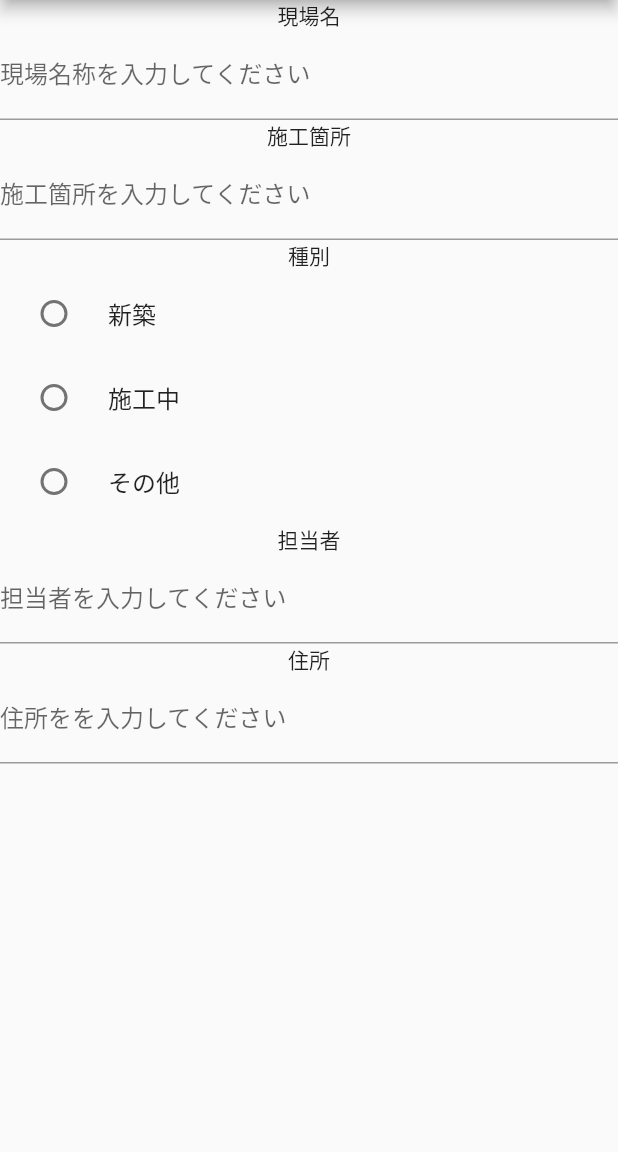
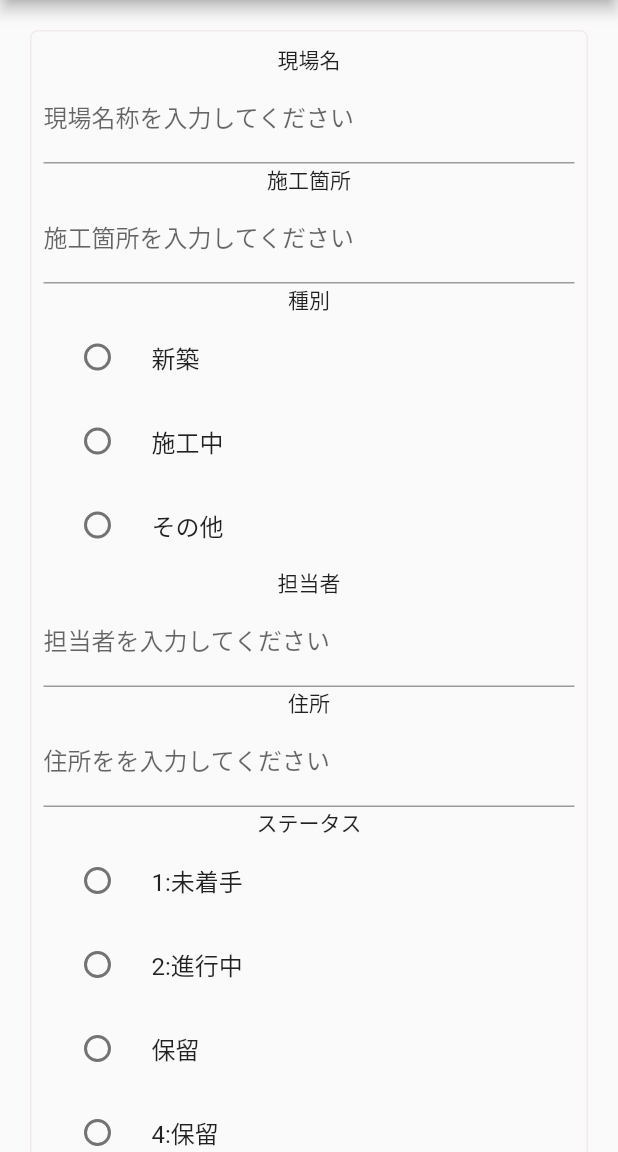
Before and after one commit to fs200817-gotou-kei/flutter, a Flutter app: the CreateWorkSite screen opened directly, on a phone screen of 412 x 824 dp, the part 84-1236 px from its top. Run offline on Flutter 3.47's test engine with Material 2 defaults, Android fonts, the phone set to English and light mode, and no system bars; our stand-ins replace logger; network calls fail.

Commit message:
2022/12/07 朝の部終了

```diff
--- a/untitled2/lib/src/ui/component/work_site_form.dart
+++ b/untitled2/lib/src/ui/component/work_site_form.dart
@@ -1,4 +1,5 @@
 import 'package:flutter/material.dart';
+import 'package:intl/intl.dart';
 import 'package:untitled2/src/constant/app_constants.dart';
 
 class WorkSiteForm extends StatefulWidget {
@@ -10,54 +11,113 @@ class WorkSiteForm extends StatefulWidget {
 
 class _WorkSiteFormState extends State<WorkSiteForm> {
   final _formKey = GlobalKey<FormState>();
+  // TODO: textfieldのcontrollerってここで管理するの微妙な気がする
   String _type = "";
+  String _status = "";
+  TextEditingController _startAt = TextEditingController();
 
-  void _handleRadio(String? e) => setState(() {
+  void _handleTypeRadio(String? e) => setState(() {
         _type = e!;
+      });
+  void _handleStatusRadio(String? e) => setState(() {
+        _status = e!;
       });
 
   @override
   Widget build(BuildContext context) {
-    return Form(
+    return SingleChildScrollView(
+      child: Container(
+        margin: EdgeInsets.all(20),
+        padding: EdgeInsets.all(8),
+        decoration: BoxDecoration(
+            border: Border.all(color: Color.fromARGB(255, 240, 234, 234)),
+            borderRadius: BorderRadius.circular(5)),
+        child: Form(
           key: _formKey,
           child: Column(children: [
-        Text(AppConstants.JA_NAME),
+            const Text(AppConstants.JA_NAME),
             TextFormField(
               decoration:
                   const InputDecoration(labelText: AppConstants.NAME_HINT_TEXT),
             ),
-        Text(AppConstants.JA_SUB_NAME),
+            const Text(AppConstants.JA_SUB_NAME),
             TextFormField(
-          decoration:
-              const InputDecoration(labelText: AppConstants.SUB_NAME_HINT_TEXT),
+              decoration: const InputDecoration(
+                  labelText: AppConstants.SUB_NAME_HINT_TEXT),
             ),
-        Text(AppConstants.JA_TYPE),
+            const Text(AppConstants.JA_TYPE),
             RadioListTile(
-            title: Text("新築"),
+                // TODO: ↓の値はdbの設計をリレーションとしたタイミングでdbの値をとるようにするから今はべた書きでOK
+                // TODO: valueはworksiteインスタンスから取得するようにする
+                title: const Text("新築"),
                 value: "1",
+                // groupValueは共通のラジオグループということを認識させるためのkey
                 groupValue: _type,
-            onChanged: _handleRadio),
+                onChanged: _handleTypeRadio),
             RadioListTile(
-            title: Text("施工中"),
+                title: const Text("施工中"),
                 value: "2",
                 groupValue: _type,
-            onChanged: _handleRadio),
+                onChanged: _handleTypeRadio),
             RadioListTile(
-            title: Text("その他"),
+                title: const Text("その他"),
                 value: "3",
                 groupValue: _type,
-            onChanged: _handleRadio),
-        Text(AppConstants.JA_STAFF_NAME),
+                onChanged: _handleTypeRadio),
+            const Text(AppConstants.JA_STAFF_NAME),
             TextFormField(
               decoration: const InputDecoration(
                   labelText: AppConstants.STAFF_NAME_HINT_TEXT),
             ),
-        Text(AppConstants.JA_ADRESS),
+            const Text(AppConstants.JA_ADRESS),
             TextFormField(
+              decoration: const InputDecoration(
+                  labelText: AppConstants.ADRESS_HINT_TEXT),
+            ),
+            const Text(AppConstants.JA_STATUS),
+            RadioListTile(
+                title: const Text("1:未着手"),
+                value: "1",
+                groupValue: _status,
+                onChanged: _handleStatusRadio),
+            RadioListTile(
+                title: const Text("2:進行中"),
+                value: "2",
+                groupValue: _status,
+                onChanged: _handleStatusRadio),
+            RadioListTile(
+                title: const Text("保留"),
+                value: "3",
+                groupValue: _status,
+                onChanged: _handleStatusRadio),
+            RadioListTile(
+                title: const Text("4:保留"),
+                value: "4",
+                groupValue: _status,
+                onChanged: _handleStatusRadio),
+
+            // TODO: textfield使ってのdatepickerはしっかり理解しておく(ロジック等を)
+            TextField(
+              controller: _startAt,
+              readOnly: true,
               decoration:
-              const InputDecoration(labelText: AppConstants.ADRESS_HINT_TEXT),
+                  InputDecoration(border: OutlineInputBorder(), hintText: "日付"),
+              onTap: () async {
+                DateTime initDate = DateTime.now();
+                try {
+                  initDate = DateFormat('yyyy/MM/dd').parse(_startAt.text);
+                } catch (_) {}
+
+                DateTime? picked = await showDatePicker(
+                    context: context,
+                    initialDate: initDate,
+                    firstDate: DateTime(2020),
+                    lastDate: DateTime.now().add(Duration(days: 365)));
+              },
             )
           ]),
+        ),
+      ),
     );
   }
 }
--- a/untitled2/lib/src/ui/page/create_work_site.dart
+++ b/untitled2/lib/src/ui/page/create_work_site.dart
@@ -1,6 +1,4 @@
 import 'package:flutter/material.dart';
-import 'package:flutter/src/widgets/container.dart';
-import 'package:flutter/src/widgets/framework.dart';
 import 'package:untitled2/src/constant/app_constants.dart';
 import 'package:untitled2/src/ui/component/normal_app_bar.dart';
 import 'package:untitled2/src/ui/component/work_site_form.dart';
--- a/untitled2/pubspec.yaml
+++ b/untitled2/pubspec.yaml
@@ -43,6 +43,7 @@ dependencies:
   freezed_annotation: ^2.2.0
   logger: ^1.1.0
   provider: ^6.0.4
+  intl: ^0.17.0
 
 dev_dependencies:
   flutter_test:
```
Also changed, not shown: untitled2/pubspec.lock. Lines whose indentation alone changed are shown as unchanged.
